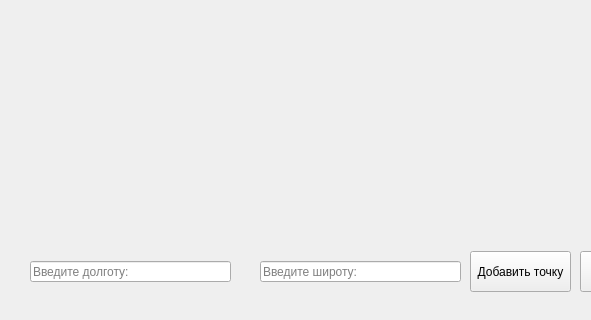
Qt form mainwindow.ui (SaygaD1/GeodeticCoordinates) before a commit; both pictures show x 0 to 591 and y 289 to 609 of the 804 by 609 pixel window.
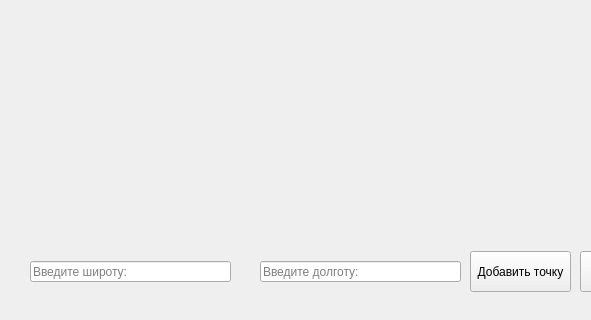
The same form after that commit.

```diff
--- a/mainwindow.ui
+++ b/mainwindow.ui
@@ -88,7 +88,7 @@
      <bool>false</bool>
     </property>
     <property name="placeholderText">
-     <string notr="true">Введите долготу:</string>
+     <string notr="true">Введите широту:</string>
     </property>
     <property name="clearButtonEnabled">
      <bool>true</bool>
@@ -131,7 +131,7 @@
      <bool>false</bool>
     </property>
     <property name="placeholderText">
-     <string notr="true">Введите широту:</string>
+     <string notr="true">Введите долготу:</string>
     </property>
     <property name="cursorMoveStyle">
      <enum>Qt::CursorMoveStyle::LogicalMoveStyle</enum>
```
